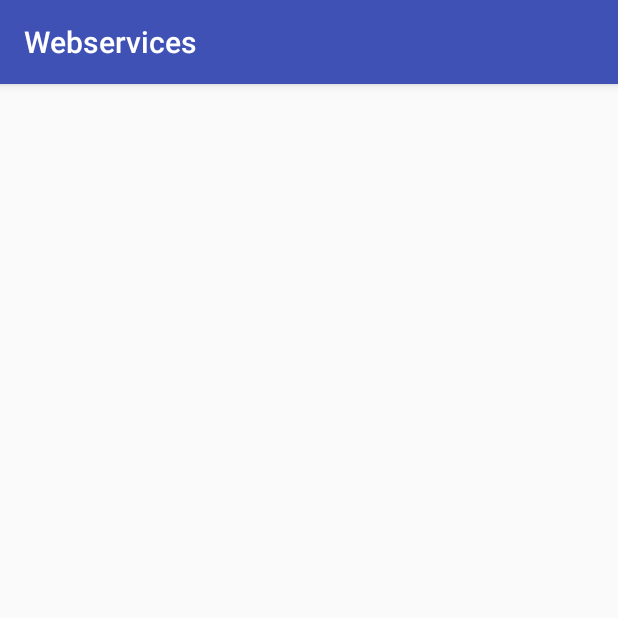
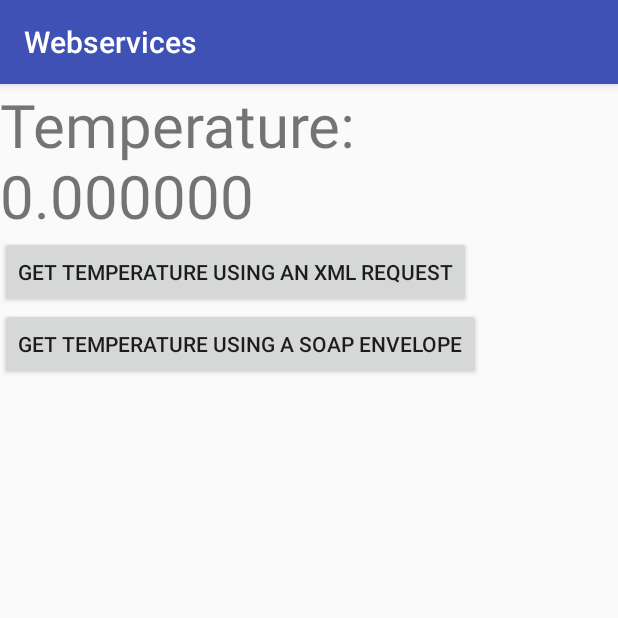
Before and after one commit to sasjafor/VS_forstesa_Webservices, an Android app: the SoapClient screen opened directly, with no data from a screen before it, on a phone screen of 412 x 824 dp, the top half of it. Run offline under Robolectric (Android 15) with nearby library versions, the phone set to English and light mode, and no system bars.

Commit message:
implemented soap

```diff
--- a/app/src/main/java/ch/ethz/inf/vs/a2/webservices/SoapClient.java
+++ b/app/src/main/java/ch/ethz/inf/vs/a2/webservices/SoapClient.java
@@ -2,12 +2,72 @@ package ch.ethz.inf.vs.a2.webservices;
 
 import android.support.v7.app.AppCompatActivity;
 import android.os.Bundle;
+import android.view.View;
+import android.widget.TextView;
+import ch.ethz.inf.vs.a2.sensor.SensorListener;
+import ch.ethz.inf.vs.a2.sensor.SoapSensor;
+import ch.ethz.inf.vs.a2.sensor.XmlSensor;
 
-public class SoapClient extends AppCompatActivity {
+public class SoapClient extends AppCompatActivity implements SensorListener {
 
     @Override
     protected void onCreate(Bundle savedInstanceState) {
         super.onCreate(savedInstanceState);
         setContentView(R.layout.activity_soap_client);
+
+        temperature = (TextView) findViewById(R.id.soapTemperature);
+        temperature.setText(getString(R.string.temperature,0.0));
+
+        xmlSensor = new XmlSensor();
+        xmlSensor.registerListener(this);
+
+        soapSensor = new SoapSensor();
+        soapSensor.registerListener(this);
     }
+
+    @Override
+    public void onReceiveSensorValue(double value) {
+        temperature.setText(getString(R.string.temperature,value));
+    }
+
+    @Override
+    public void onReceiveMessage(String message) {
+        System.out.println(message);
+    }
+
+    @Override
+    public void onPause() {
+        super.onPause();
+
+        xmlSensor.unregisterListener(this);
+        soapSensor.unregisterListener(this);
+    }
+
+    @Override
+    public void onResume() {
+        super.onResume();
+
+        xmlSensor.registerListener(this);
+        soapSensor.registerListener(this);
+    }
+
+    @Override
+    public void onDestroy() {
+        super.onDestroy();
+
+        xmlSensor.unregisterListener(this);
+        soapSensor.unregisterListener(this);
+    }
+
+    public void onClickXml(View v) {
+        xmlSensor.getTemperature();
+    }
+
+    public void onClickSoap(View v) {
+        soapSensor.getTemperature();
+    }
+
+    TextView temperature;
+    XmlSensor xmlSensor;
+    SoapSensor soapSensor;
 }
--- a/app/src/main/res/layout/activity_soap_client.xml
+++ b/app/src/main/res/layout/activity_soap_client.xml
@@ -1,9 +1,28 @@
 <?xml version="1.0" encoding="utf-8"?>
-<android.support.constraint.ConstraintLayout xmlns:android="http://schemas.android.com/apk/res/android"
+<LinearLayout xmlns:android="http://schemas.android.com/apk/res/android"
     xmlns:app="http://schemas.android.com/apk/res-auto"
     xmlns:tools="http://schemas.android.com/tools"
     android:layout_width="match_parent"
     android:layout_height="match_parent"
+    android:orientation="vertical"
     tools:context="ch.ethz.inf.vs.a2.webservices.SoapClient">
 
-</android.support.constraint.ConstraintLayout>
+    <TextView android:id="@+id/soapTemperature"
+        android:layout_width="match_parent"
+        android:layout_height="wrap_content"
+        android:text="@string/temperature"
+        android:textSize="40sp"/>
+
+    <Button android:id="@+id/btn_xml"
+        android:layout_width="wrap_content"
+        android:layout_height="wrap_content"
+        android:text="@string/btn_xml_text"
+        android:onClick="onClickXml"/>
+
+    <Button android:id="@+id/btn_soap"
+        android:layout_width="wrap_content"
+        android:layout_height="wrap_content"
+        android:text="@string/btn_soap_text"
+        android:onClick="onClickSoap"/>
+
+</LinearLayout>
--- a/app/src/main/res/values/strings.xml
+++ b/app/src/main/res/values/strings.xml
@@ -6,6 +6,8 @@
     <string name="btn_raw_text">Get Temperature using a raw HTTP request</string>
     <string name="btn_url_text">Get Temperature using a URL connection</string>
     <string name="btn_json_text">Get Temperature using JSON</string>
+    <string name="btn_xml_text">Get Temperature using an XML request</string>
+    <string name="btn_soap_text">Get Temperature using a SOAP envelope</string>
     <string name="temperature">Temperature: %1$f</string>
     <string name="rest_server_toggle_button_off_text">Start REST Server</string>
     <string name="rest_server_toggle_button_on_text">REST Server Running</string>
```
Also changed, not shown: app/src/main/java/ch/ethz/inf/vs/a2/sensor/SensorFactory.java (+6 -7 lines), app/src/main/java/ch/ethz/inf/vs/a2/sensor/SoapSensor.java (added, +51 -0 lines), app/src/main/java/ch/ethz/inf/vs/a2/sensor/XmlSensor.java (added, +86 -0 lines).
